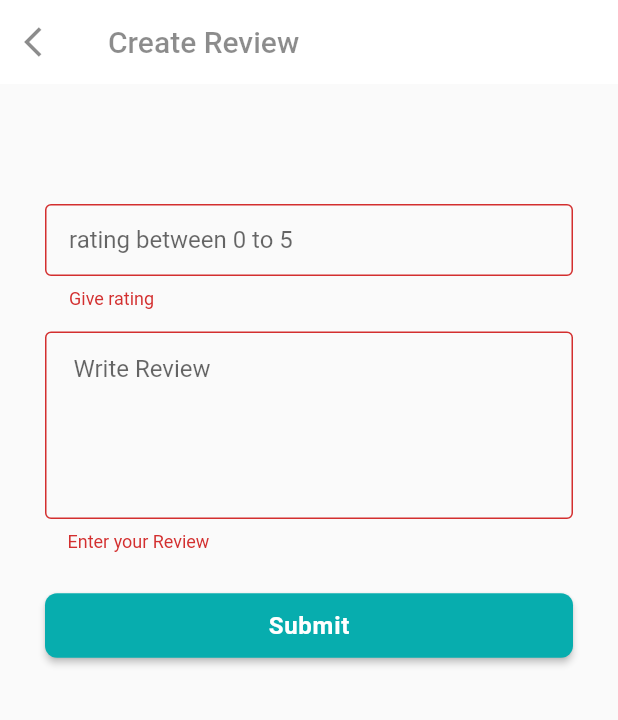
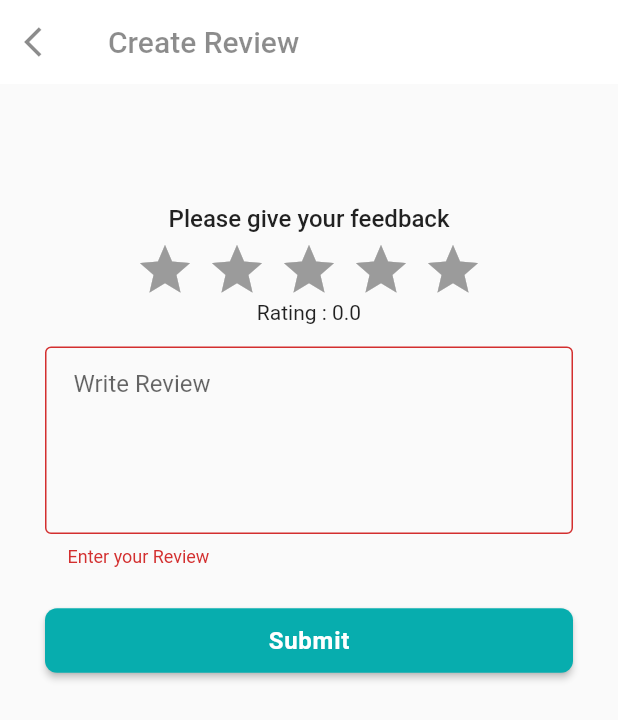
Before and after one commit to hossain-ismail/Project-Flutter-E-commerce-CraftyBay, a Flutter app: the CreateReviewScreen screen opened directly with empty values, after a tap on "Submit", on a phone screen of 412 x 824 dp. Shown: the top 720 px of the screen. Run offline on Flutter 3.47's test engine with Material 2 defaults, Android fonts, the phone set to English and light mode, and no system bars; drawn by our look-alikes of flutter_rating_bar; our stand-ins replace carousel_slider, connectivity_plus, flutter_svg, get, get_storage, pin_code_fields and 2 more; accounts and stored records are empty; network calls fail.

Commit message:
star review added to post review

```diff
--- a/lib/presentation/ui/screens/create_review_screen.dart
+++ b/lib/presentation/ui/screens/create_review_screen.dart
@@ -1,9 +1,10 @@
 import 'package:flutter/material.dart';
 import 'package:flutter/services.dart';
 import 'package:get/get.dart';
+import '../../../data/model/review_model.dart';
 import '../../state_holders/product_review_post_controller.dart';
 import '../utility/app_colors.dart';
-
+import 'package:flutter_rating_bar/flutter_rating_bar.dart';
 class CreateReviewScreen extends StatefulWidget {
   const CreateReviewScreen({super.key, required this.getUserReview});
 
@@ -15,10 +16,9 @@ class CreateReviewScreen extends StatefulWidget {
 class _CreateReviewScreenState extends State<CreateReviewScreen> {
   final GlobalKey<FormState> _formKey = GlobalKey<FormState>();
 
-  final TextEditingController _reviewRatingTEC = TextEditingController();
-
   final TextEditingController _reviewDescriptionTEC = TextEditingController();
 
+  double userRatings = 0.0;
 
   @override
   Widget build(BuildContext context) {
@@ -52,19 +52,31 @@ class _CreateReviewScreenState extends State<CreateReviewScreen> {
                 const SizedBox(
                   height: 50,
                 ),
-                //first name
-                TextFormField(
-                  controller: _reviewRatingTEC,
-                  decoration: const InputDecoration(
-                    hintText: 'rating between 0 to 5 ',
+
+                //rating
+                const Text('Please give your feedback',style: TextStyle(fontSize: 16, fontWeight: FontWeight.w500),),
+                SizedBox(height: 5,),
+                RatingBar.builder(
+                  initialRating: 0,
+                  minRating: 1,
+                  direction: Axis.horizontal,
+                  allowHalfRating: true,
+                  itemCount: 5,
+                  itemPadding: EdgeInsets.symmetric(horizontal: 4.0),
+                  itemBuilder: (context, _) => Icon(
+                    Icons.star,
+                    color: Colors.amber,
                   ),
-                  validator: (String? value) {
-                    if (value?.isEmpty ?? true) {
-                      return 'Give rating';
-                    }
-                    return null;
+                  onRatingUpdate: (rating) {
+                    userRatings=rating;
+                    print(rating);
+                    setState(() {
+
+                    });
                   },
                 ),
+                Text('Rating : $userRatings',),
+
                 const SizedBox(
                   height: 15,
                 ),
@@ -99,30 +111,20 @@ class _CreateReviewScreenState extends State<CreateReviewScreen> {
                               if(!_formKey.currentState!.validate()){
                                 return;
                               }
+                              print("your review is : $userRatings");
 
-                            double reviewRating = double.tryParse(_reviewRatingTEC.text)!;
-                            if(reviewRating>5){
-                              reviewRating=5;
-                            }
-                            if(reviewRating.floor()<reviewRating){
-                              reviewRating =reviewRating.floor()+ 0.5;
-                            }
-
-                            widget.getUserReview(reviewRating.toString(),_reviewDescriptionTEC.text);
-                            productReviewPostController.postProductReview(_reviewDescriptionTEC.text,reviewRating.toString()).then((success){
+                              widget.getUserReview(userRatings.toString(),_reviewDescriptionTEC.text);
+                              productReviewPostController.postProductReview(_reviewDescriptionTEC.text,userRatings.toString()).then((success){
                                 if(success){
                                   //clear the controller
-                                _reviewRatingTEC.clear();
-
                                   _reviewDescriptionTEC.clear();
                                 }
                               });
 
-
-
                               setState(() {
 
                               });
+
                             }, child: const Text('Submit'));
                       }
                   ),
@@ -137,11 +139,9 @@ class _CreateReviewScreenState extends State<CreateReviewScreen> {
   //if user review attempt fail and back then we need to clear the controller
   @override
   void dispose() {
-  print("value of controller is : ${_reviewRatingTEC.text}");
     //clear the controller
-  _reviewRatingTEC.clear();
     _reviewDescriptionTEC.clear();
-  print("value of controller is : ${_reviewRatingTEC.text}");
+
     super.dispose();
   }
 
--- a/pubspec.yaml
+++ b/pubspec.yaml
@@ -44,6 +44,7 @@ dependencies:
   connectivity_plus: ^5.0.0
   webview_flutter: ^4.4.1
   get_storage: ^2.1.1
+  flutter_rating_bar: ^4.0.1
 
 
 
```
Also changed, not shown: lib/presentation/ui/screens/cart_screen.dart (+8 -1 lines), pubspec.lock. Lines whose indentation alone changed are shown as unchanged.
